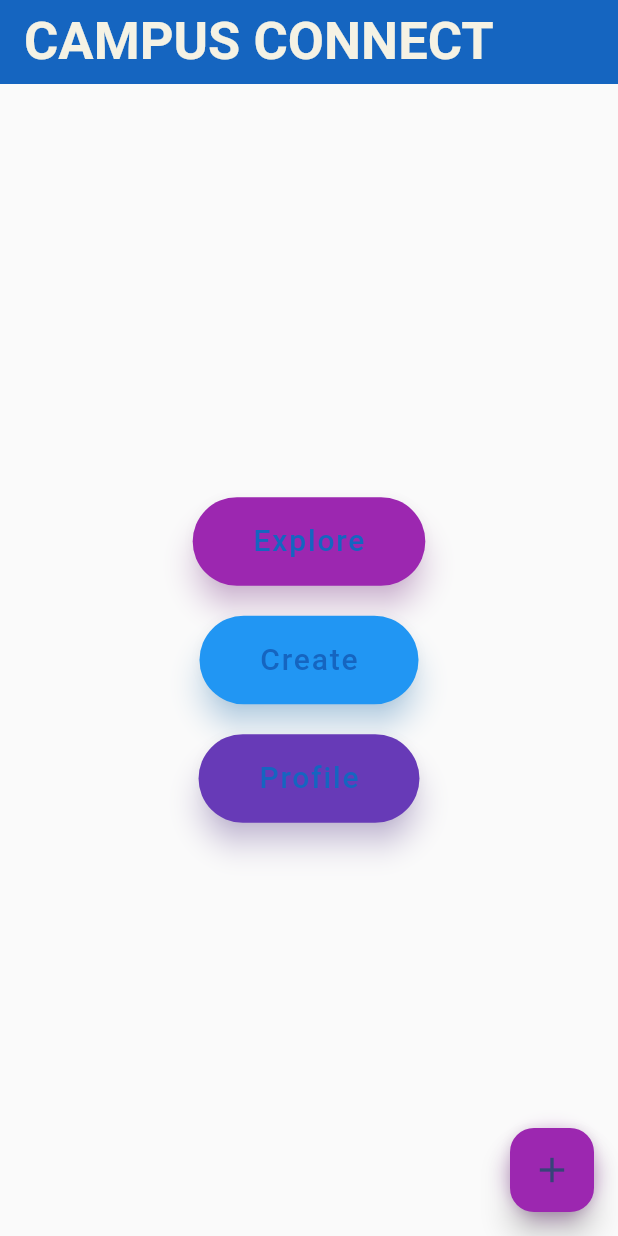
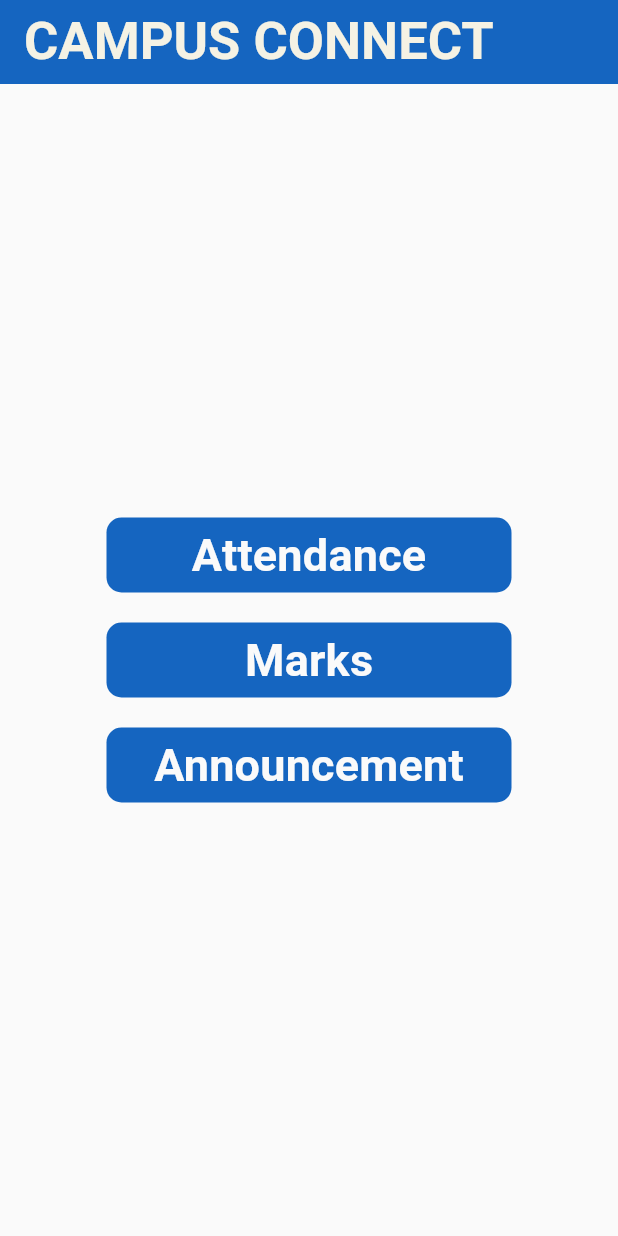
Before and after one commit to Neutrino-18/studentManagementApp, a Flutter app: the screen it shows after launch, on a phone screen of 412 x 824 dp. Run offline on Flutter 3.47's test engine with Material 3 defaults, Android fonts, the phone set to English and light mode, and no system bars; our stand-ins replace flutter_feather_icons, flutter_riverpod, font_awesome_flutter, google_fonts.

Commit message:
Tpo Marks changed

```diff
--- a/lib/TPO Instructor/TPO/tpo_home.dart
+++ b/lib/TPO Instructor/TPO/tpo_home.dart
@@ -1,3 +1,4 @@
+import 'package:app_crt/Widgets/TPOWids/tpo_home_button.dart';
 import 'package:flutter/material.dart';
 
 class TPOHomeScreen extends StatelessWidget {
@@ -12,83 +13,16 @@ class TPOHomeScreen extends StatelessWidget {
         ),
         elevation: 0,
       ),
-      body: Center(
+      body: const Center(
         child: Column(
           mainAxisAlignment: MainAxisAlignment.center,
           children: [
-            ElevatedButton(
-              onPressed: () {},
-              style: ElevatedButton.styleFrom(
-                padding:
-                    const EdgeInsets.symmetric(horizontal: 40, vertical: 15),
-                shape: RoundedRectangleBorder(
-                  borderRadius: BorderRadius.circular(30),
-                ),
-                backgroundColor: Colors.purple,
-                elevation: 8,
-                shadowColor: Colors.purple.withOpacity(0.5),
-              ),
-              child: const Text(
-                'Explore',
-                style: TextStyle(fontSize: 20, letterSpacing: 1.2),
-              ),
-            ),
-            const SizedBox(height: 20),
-            ElevatedButton(
-              onPressed: () {},
-              style: ElevatedButton.styleFrom(
-                padding:
-                    const EdgeInsets.symmetric(horizontal: 40, vertical: 15),
-                shape: RoundedRectangleBorder(
-                  borderRadius: BorderRadius.circular(30),
-                ),
-                backgroundColor: Colors.blue,
-                elevation: 8,
-                shadowColor: Colors.blue.withOpacity(0.5),
-              ),
-              child: const Text(
-                'Create',
-                style: TextStyle(fontSize: 20, letterSpacing: 1.2),
-              ),
-            ),
-            const SizedBox(height: 20),
-            ElevatedButton(
-              onPressed: () {},
-              style: ElevatedButton.styleFrom(
-                padding:
-                    const EdgeInsets.symmetric(horizontal: 40, vertical: 15),
-                shape: RoundedRectangleBorder(
-                  borderRadius: BorderRadius.circular(30),
-                ),
-                backgroundColor: Colors.deepPurple,
-                elevation: 8,
-                shadowColor: Colors.deepPurple.withOpacity(0.5),
-              ),
-              child: const Text(
-                'Profile',
-                style: TextStyle(fontSize: 20, letterSpacing: 1.2),
-              ),
-            ),
+            TPOHomeBut(text: 'Attendance'),
+            SizedBox(height: 20),
+            TPOHomeBut(text: 'Marks'),
+            SizedBox(height: 20),
+            TPOHomeBut(text: 'Announcement'),
           ],
-        ),
-      ),
-      floatingActionButton: Container(
-        decoration: BoxDecoration(
-          borderRadius: BorderRadius.circular(30),
-          boxShadow: [
-            BoxShadow(
-              color: Colors.purple.withOpacity(0.3),
-              spreadRadius: 2,
-              blurRadius: 10,
-              offset: const Offset(0, 3),
-            ),
-          ],
-        ),
-        child: FloatingActionButton(
-          onPressed: () {},
-          backgroundColor: Colors.purple,
-          elevation: 8,
-          child: const Icon(Icons.add, size: 28),
         ),
       ),
     );
--- /dev/null
+++ b/lib/Widgets/TPOWids/tpo_home_button.dart
@@ -0,0 +1,47 @@
+import 'package:flutter/material.dart';
+
+class TPOHomeBut extends StatelessWidget {
+  const TPOHomeBut({super.key, required this.text});
+
+  final String text;
+
+  @override
+  Widget build(BuildContext context) {
+    return GestureDetector(
+      onTap: () {},
+      child: Container(
+        width: 270,
+        height: 50,
+        decoration: BoxDecoration(
+          shape: BoxShape.rectangle,
+          color: Theme.of(context).colorScheme.primary,
+          borderRadius: BorderRadius.circular(10),
+        ),
+        child: Center(
+          child: Text(
+            text,
+            style: Theme.of(context).textTheme.titleMedium!.copyWith(
+                color: Theme.of(context).colorScheme.background, fontSize: 30),
+          ),
+        ),
+      ),
+    );
+  }
+}
+// ElevatedButton(
+//               onPressed: () {},
+//               style: ElevatedButton.styleFrom(
+//                 padding:
+//                     const EdgeInsets.symmetric(horizontal: 40, vertical: 15),
+//                 shape: RoundedRectangleBorder(
+//                   borderRadius: BorderRadius.circular(30),
+//                 ),
+//                 backgroundColor: Colors.purple,
+//                 elevation: 8,
+//                 shadowColor: Colors.purple.withOpacity(0.5),
+//               ),
+//               child: const Text(
+//                 'Explore',
+//                 style: TextStyle(fontSize: 20, letterSpacing: 1.2),
+//               ),
+//             ),
```
